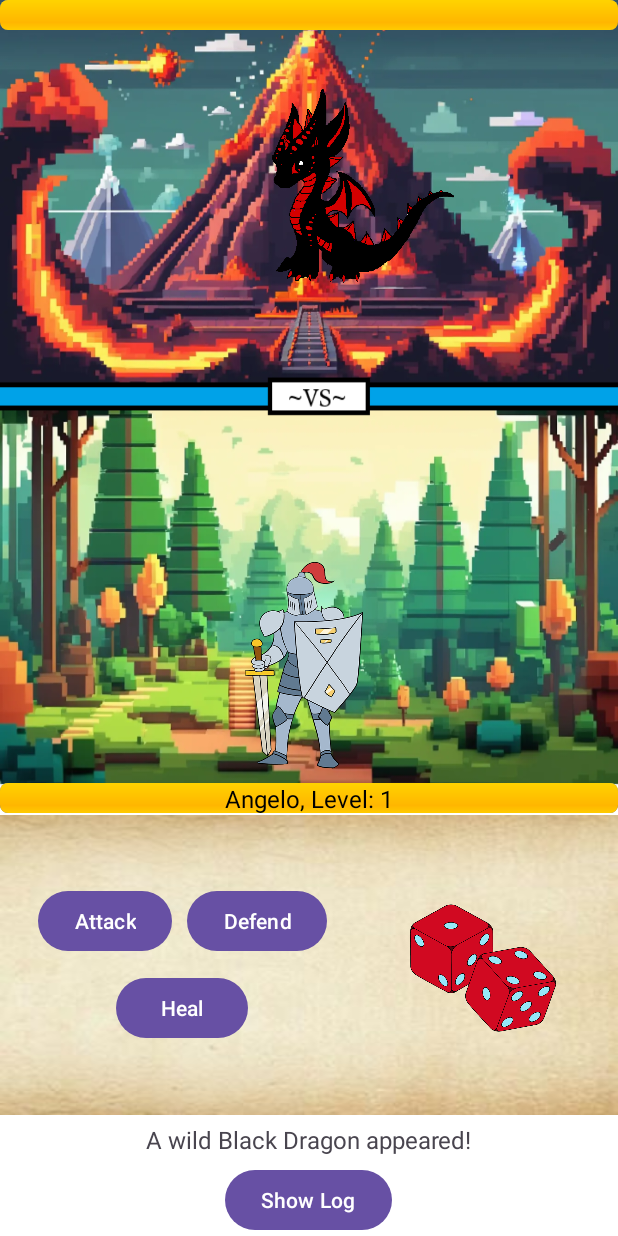
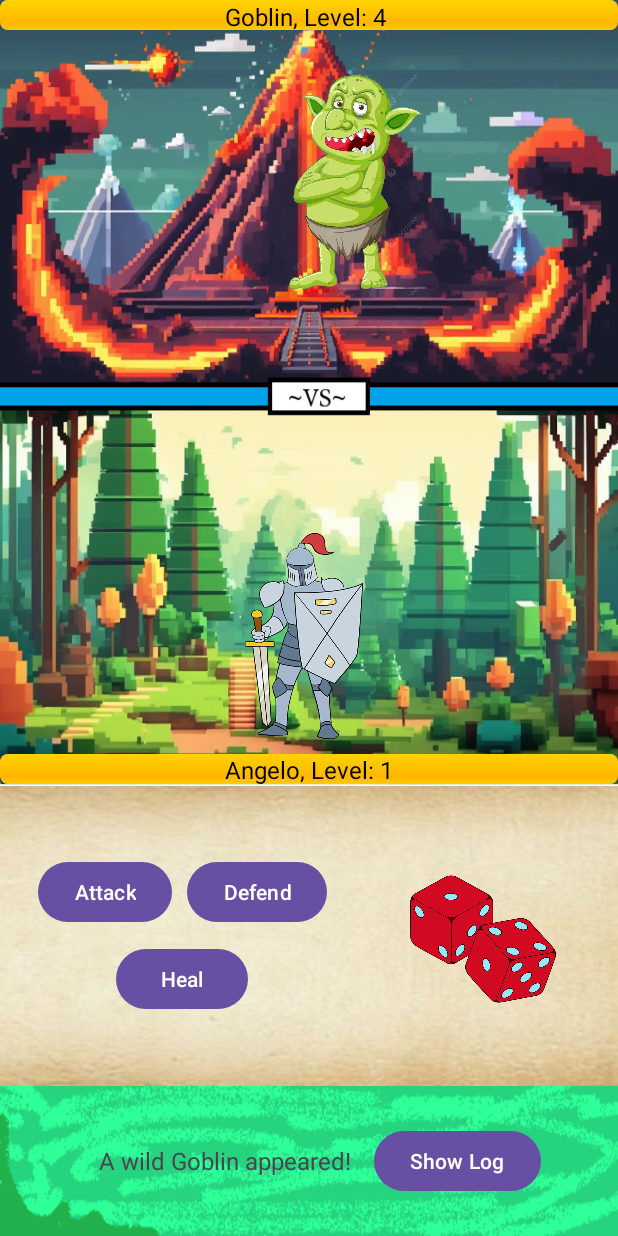
Before and after one commit to MoonSlay/RPGTurn, an Android app: the MainActivity screen opened directly, with no data from a screen before it, on a phone screen of 412 x 824 dp. Run offline under Robolectric (Android 15) with nearby library versions, the phone set to English and light mode, and no system bars.

Commit message:
Included level for enemy and description inside hp bar

```diff
--- a/app/src/main/java/ph/edu/auf/delrosario/angelo/rpgturn/Enemy.kt
+++ b/app/src/main/java/ph/edu/auf/delrosario/angelo/rpgturn/Enemy.kt
@@ -9,7 +9,8 @@ class Enemy(
     defense: Int,
     attackPower: Int,
     luck: Int,
-    evasion: Int
+    evasion: Int,
+    var level: Int
 ) : Character(name, maxHP, hp, defense, attackPower, luck, evasion) {
     override fun swiftCut(opponent: Character): Int {
         val damage = (attackPower * 1.2).toInt() - opponent.defend()
--- a/app/src/main/java/ph/edu/auf/delrosario/angelo/rpgturn/MainActivity.kt
+++ b/app/src/main/java/ph/edu/auf/delrosario/angelo/rpgturn/MainActivity.kt
@@ -23,6 +23,7 @@ class MainActivity : AppCompatActivity() {
     private lateinit var imageViewGoblin: ImageView
     private lateinit var imageDice: ImageView
     private lateinit var heroNameLevelText: TextView
+    private lateinit var enemyNameLevelText: TextView
     private val gameLog = mutableListOf<String>() // List to store the action log
 
     override fun onCreate(savedInstanceState: Bundle?) {
@@ -49,8 +50,10 @@ class MainActivity : AppCompatActivity() {
         imageViewGoblin = findViewById(R.id.imageViewGoblin)
         imageDice = findViewById(R.id.imageDice)
         heroNameLevelText = findViewById(R.id.heroNameLevelText)
+        enemyNameLevelText = findViewById(R.id.enemyNameLevelText)
 
         spawnNewEnemy()
+        enemyNameLevelText.text = "${enemy.name}, Level: ${enemy.level} "
 
         heroHpBar.max = hero.maxHP
         heroHpBar.progress = hero.hp
@@ -153,6 +156,7 @@ class MainActivity : AppCompatActivity() {
         val levelMultiplier = hero.level
         return when ((1..3).random()) {
             1 -> Enemy("Goblin",
+                level = Random.nextInt(1, 5) + levelMultiplier,
                 maxHP = Random.nextInt(80, 100) * levelMultiplier,
                 attackPower = Random.nextInt(10, 15) * levelMultiplier,
                 defense = Random.nextInt(5, 10) * levelMultiplier,
@@ -160,18 +164,22 @@ class MainActivity : AppCompatActivity() {
                 evasion = Random.nextInt(2, 5) * levelMultiplier)
 
             2 -> Enemy("Orc",
+                level = Random.nextInt(1, 5) + levelMultiplier,
                 maxHP = Random.nextInt(150, 200) * levelMultiplier,
                 attackPower = Random.nextInt(20, 25) * levelMultiplier,
                 defense = Random.nextInt(10, 15) * levelMultiplier,
                 luck = Random.nextInt(1, 2) * levelMultiplier,
                 evasion = Random.nextInt(1, 3) * levelMultiplier,)
 
-            3 -> Enemy("Black Dragon", maxHP = Random.nextInt(250, 300) * levelMultiplier,
+            3 -> Enemy("Black Dragon",
+                level = Random.nextInt(1, 5) + levelMultiplier,
+                maxHP = Random.nextInt(250, 300) * levelMultiplier,
                 attackPower = Random.nextInt(30, 40) * levelMultiplier,
                 defense = Random.nextInt(15, 20) * levelMultiplier,
                 luck = Random.nextInt(3, 5) * levelMultiplier,
                 evasion = Random.nextInt(3, 5) * levelMultiplier,)
             else -> Enemy("Goblin",
+                level = Random.nextInt(1, 5) + levelMultiplier,
                 maxHP = Random.nextInt(80, 100) * levelMultiplier,
                 attackPower = Random.nextInt(10, 15) * levelMultiplier,
                 defense = Random.nextInt(5, 10) * levelMultiplier,
--- a/app/src/main/res/layout/activity_main.xml
+++ b/app/src/main/res/layout/activity_main.xml
@@ -45,6 +45,13 @@
         app:layout_constraintBottom_toTopOf="@+id/heroBar"
         app:layout_constraintStart_toStartOf="parent" />
 
+    <RelativeLayout
+        android:id="@+id/enemyBar"
+        android:layout_width="match_parent"
+        android:layout_height="wrap_content"
+        app:layout_constraintEnd_toEndOf="parent"
+        app:layout_constraintTop_toTopOf="parent">
+
         <ProgressBar
             android:id="@+id/enemyHpBar"
             style="@android:style/Widget.ProgressBar.Horizontal"
@@ -54,6 +61,17 @@
             android:progress="100"
             app:layout_constraintEnd_toEndOf="parent"
             app:layout_constraintTop_toTopOf="parent" />
+
+        <TextView
+            android:id="@+id/enemyNameLevelText"
+            android:layout_width="wrap_content"
+            android:layout_height="wrap_content"
+            android:layout_centerInParent="true"
+            android:textSize="16sp"
+            android:textColor="@android:color/black"/>
+
+    </RelativeLayout>
+
 
 
     <ImageView
@@ -198,23 +216,25 @@
     <LinearLayout
         android:id="@+id/gamelog"
         android:layout_width="match_parent"
-        android:layout_height="wrap_content"
+        android:layout_height="100dp"
         android:gravity="center"
-        android:orientation="vertical"
+        android:orientation="horizontal"
+        android:background="@drawable/logbg"
         app:layout_constraintBottom_toBottomOf="parent">
+
 
         <TextView
             android:id="@+id/tvGameLog"
             android:layout_width="wrap_content"
             android:layout_height="wrap_content"
-            android:layout_marginTop="5dp"
+            android:layout_marginStart="15dp"
             android:textSize="16sp" />
 
         <Button
             android:id="@+id/btnShowLog"
             android:layout_width="wrap_content"
             android:layout_height="wrap_content"
-            android:layout_marginTop="5dp"
+            android:layout_marginStart="15dp"
             android:text="Show Log" />
     </LinearLayout>
 
```
Also changed, not shown: app/src/main/res/drawable/logbg.png (added), app/src/main/res/drawable/showlog.png (added). Lines whose indentation alone changed are shown as unchanged.
